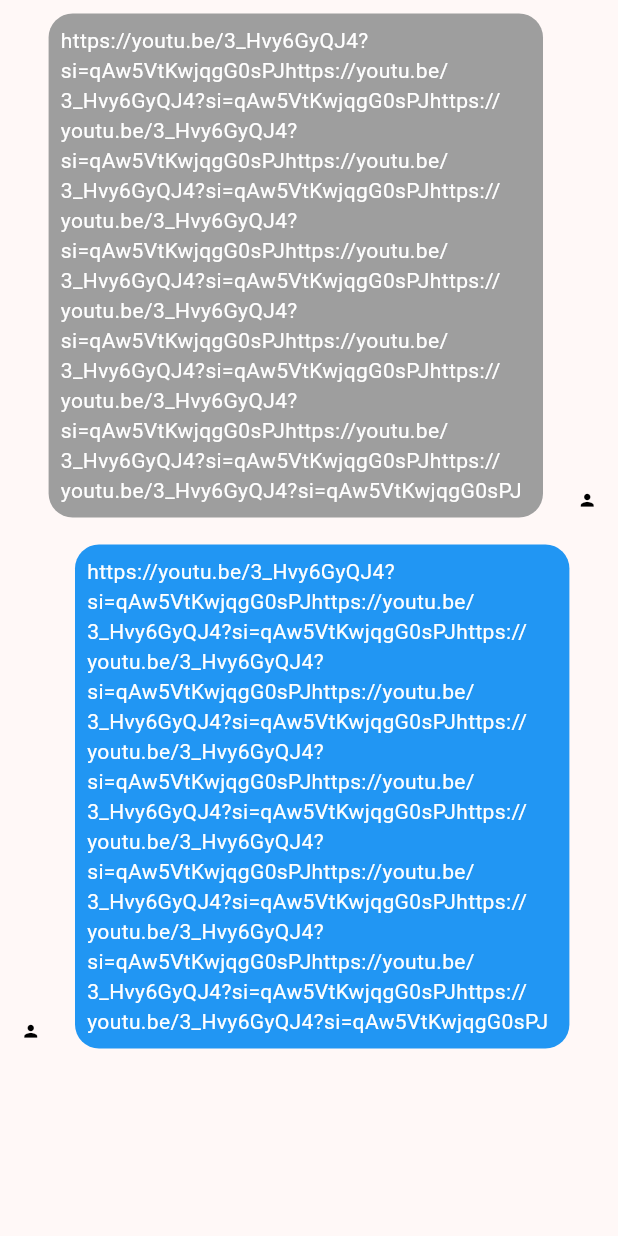
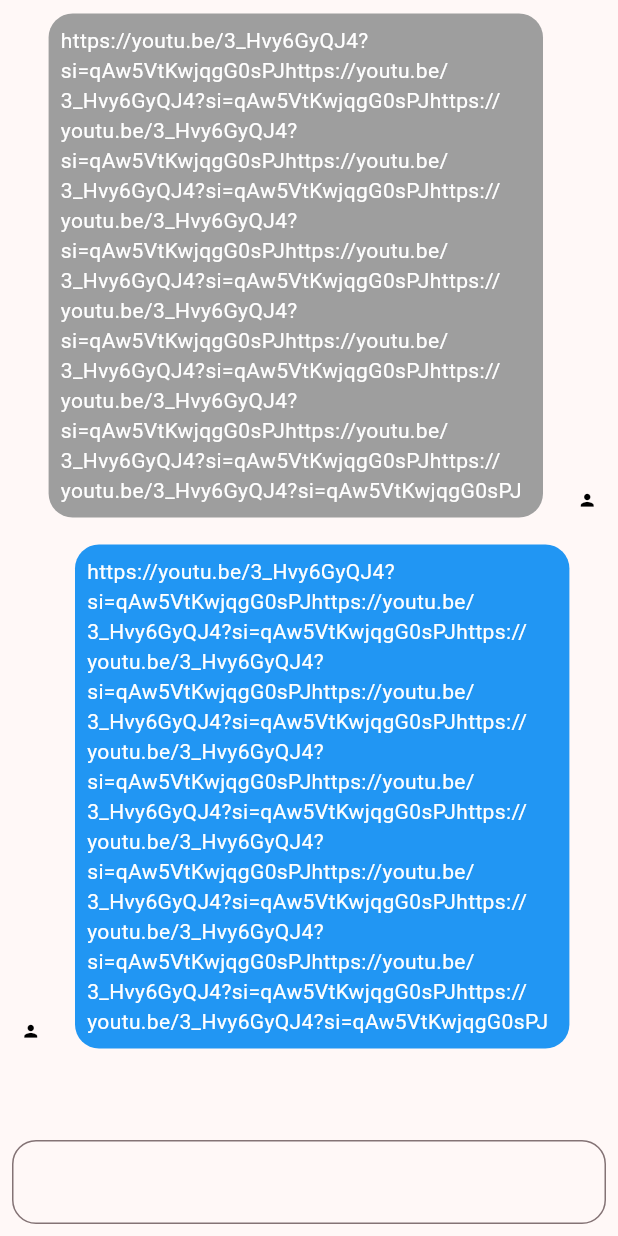
Before and after one commit to idxxbg/Chat-Ai, a Flutter app: the screen it shows after launch, on a phone screen of 412 x 824 dp. Run offline on Flutter 3.47's test engine with Material 3 defaults, Android fonts, the phone set to English and light mode, and no system bars; drawn by our look-alikes of cached_network_image; our stand-ins replace flutter_svg; missing offline and left inert: dart:js_interop; network calls fail.

```diff
--- a/lib/main.dart
+++ b/lib/main.dart
@@ -1,5 +1,6 @@
 import 'package:flutter/material.dart';
 import 'package:public_chat/widgets/chat_bubble_widget.dart';
+import 'package:public_chat/widgets/message_box_widget.dart';
 
 void main() {
   runApp(const MyApp());
@@ -18,9 +19,11 @@ class MyApp extends StatelessWidget {
         useMaterial3: true,
       ),
       home: Scaffold(
-        body: SingleChildScrollView(
-          child: Center(
+        body: Center(
           child: Column(
+            children: [
+              Expanded(
+                child: ListView(
                   children: [
                     ChatBubble(
                       isMine: true,
@@ -37,6 +40,9 @@ class MyApp extends StatelessWidget {
                   ],
                 ),
               ),
+              MessageBox(),
+            ],
+          ),
         ),
       ),
     );
--- /dev/null
+++ b/lib/widgets/message_box_widget.dart
@@ -0,0 +1,38 @@
+import 'package:flutter/material.dart';
+
+class MessageBox extends StatefulWidget {
+  const MessageBox({super.key});
+
+  @override
+  State<MessageBox> createState() => _MessageBoxState();
+}
+
+class _MessageBoxState extends State<MessageBox> {
+  final TextEditingController _controller = TextEditingController();
+
+  @override
+  void dispose() {
+    _controller.dispose();
+    super.dispose();
+  }
+
+  @override
+  Widget build(BuildContext context) {
+    return Padding(
+      padding: const EdgeInsets.all(8),
+      child: TextField(
+        controller: _controller,
+        maxLines: 1,
+        decoration: InputDecoration(
+          border: OutlineInputBorder(
+            borderRadius: BorderRadius.circular(16),
+            borderSide: BorderSide(
+              color: Colors.black38,
+              width: 1,
+            ),
+          ),
+        ),
+      ),
+    );
+  }
+}
```
Lines whose indentation alone changed are shown as unchanged.
